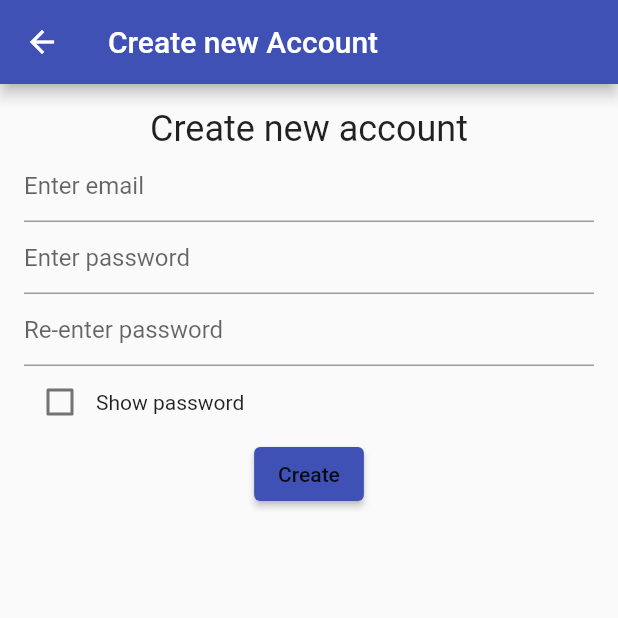
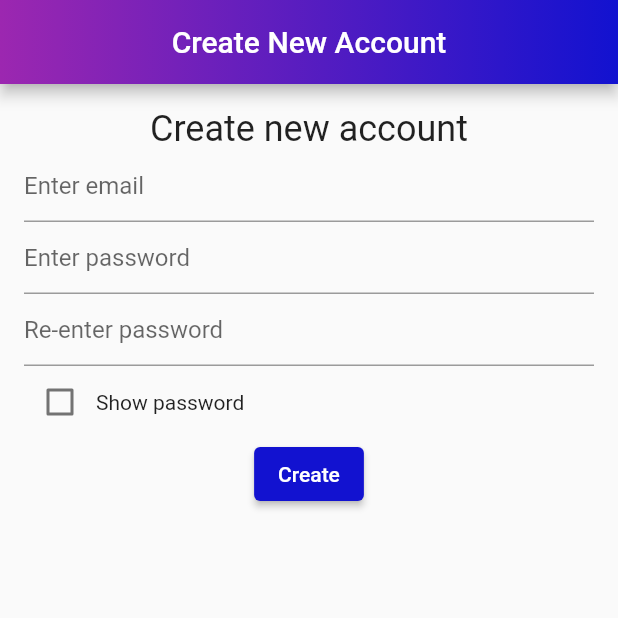
Before and after one commit to uco-capstone/capstone, a Flutter app: the screen it shows after launch, after a tap on "Log In", after a tap on "Sign Up", on a phone screen of 412 x 824 dp, the top half of it. Run offline on Flutter 3.47's test engine with Material 2 defaults, Android fonts, the phone set to English and light mode, and no system bars; our stand-ins replace awesome_notifications, cloud_firestore, firebase_auth, firebase_core; missing offline and left inert: achievement_view, chart_components; accounts and stored records are empty.

Commit message:
UC-106 fixed login padding, updated create account UI

```diff
--- a/lib/viewpage/create_account_screen.dart
+++ b/lib/viewpage/create_account_screen.dart
@@ -35,8 +35,17 @@ class _CreateAccountState extends State<CreateAccountScreen> {
   Widget build(BuildContext context) {
     return Scaffold(
       appBar: AppBar(
-        title: const Text("Create new Account"),
-      ),
+          title: const Text("Create New Account"),
+          centerTitle: true,
+          automaticallyImplyLeading: false,
+          flexibleSpace: Container(
+            decoration: const BoxDecoration(
+              gradient: LinearGradient(
+                colors: [Colors.purple, Color.fromARGB(255, 18, 18, 208)],
+              ),
+            ),
+          ),
+        ),
       body: SingleChildScrollView(
         child: Padding(
           padding: const EdgeInsets.all(16.0),
@@ -88,9 +97,12 @@ class _CreateAccountState extends State<CreateAccountScreen> {
                 ),
                 ElevatedButton(
                   onPressed: con.createAccount,
-                  child: Text(
+                  style: ButtonStyle(
+                    backgroundColor: MaterialStateProperty.all<Color>(const Color.fromARGB(255, 18, 18, 208)),
+                  ),
+                  child: const Text(
                     "Create",
-                    style: Theme.of(context).textTheme.labelLarge,
+                    style: TextStyle(color: Colors.white),
                   ),
                 ),
               ],
--- a/lib/viewpage/login_screen.dart
+++ b/lib/viewpage/login_screen.dart
@@ -37,6 +37,7 @@ class _StartState extends State<LoginScreen> {
     return WillPopScope(
       onWillPop: () async => false,
       child: Scaffold(
+        resizeToAvoidBottomInset: false,
         backgroundColor: Colors.white,
         appBar: AppBar(
           title: const Text("Login Page"),
@@ -185,9 +186,12 @@ class _StartState extends State<LoginScreen> {
   Widget _createAccount() {
     return Column(
       children: [
-        const Text(
-          'Don\'t have an account yet?',
-          style: TextStyle(color: Colors.blueGrey, fontSize: 12),
+        const Padding(
+          padding: EdgeInsets.all(8.0),
+          child: Text(
+            'Don\'t have an account yet?',
+            style: TextStyle(color: Colors.blueGrey, fontSize: 12),
+          ),
         ),
         OutlinedButton(
           style: OutlinedButton.styleFrom(
```
